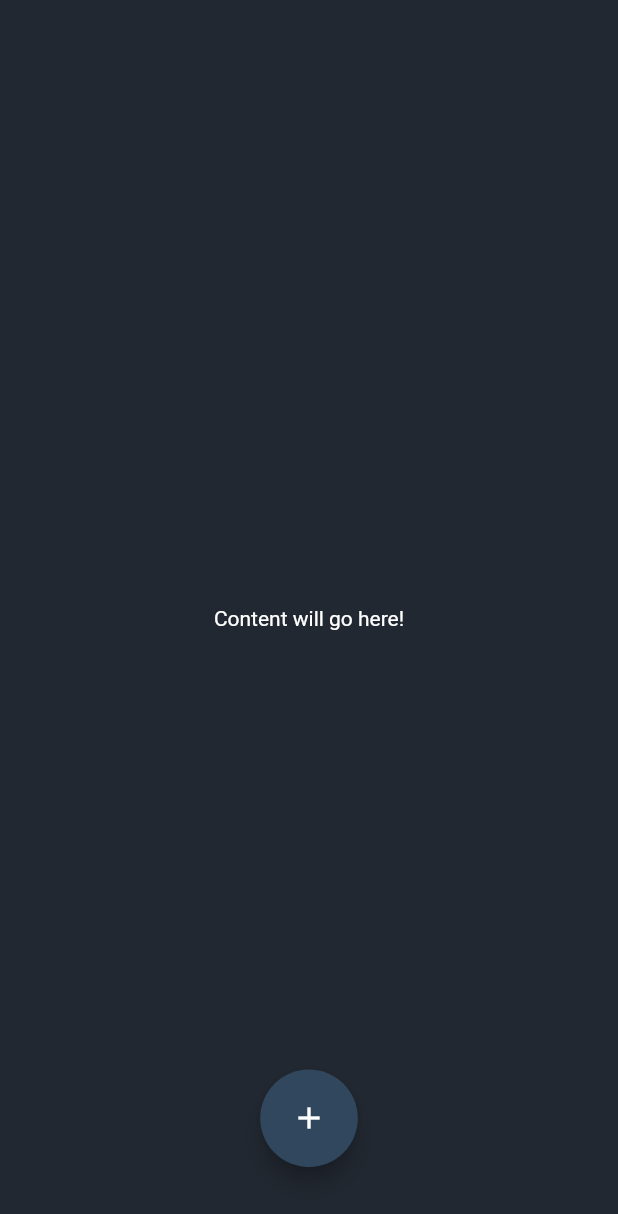
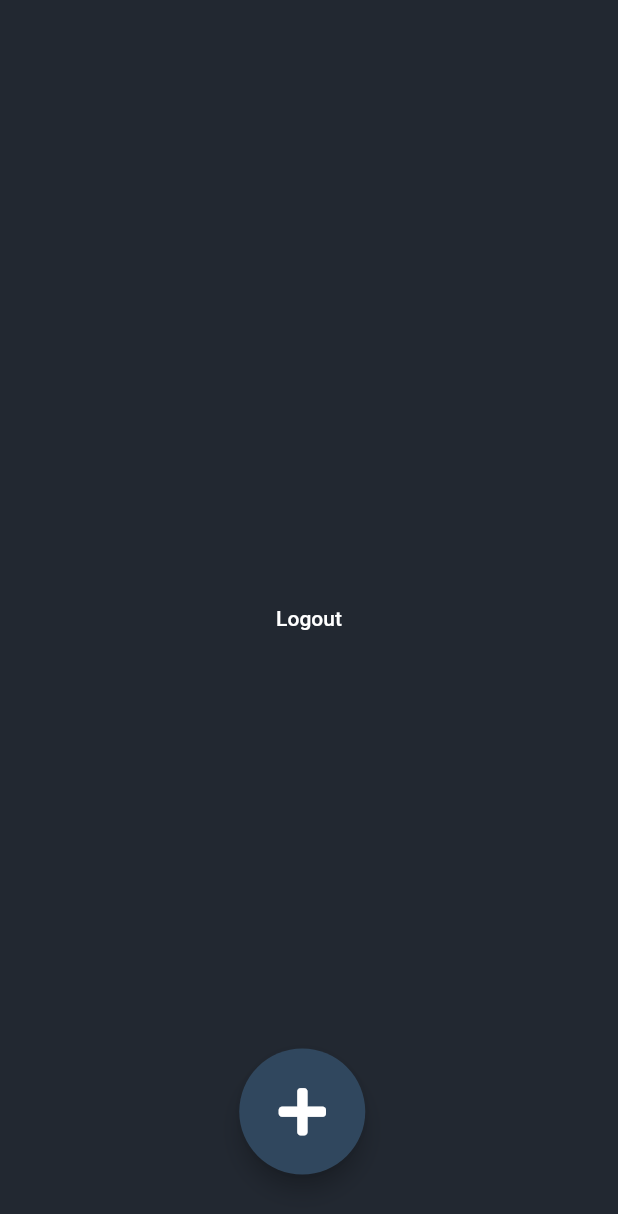
Before and after one commit to Nash0x7E2/KIT, a Flutter app: the screen it shows after launch, after a tap on "Login", after a tap on "God Mode", on a phone screen of 412 x 824 dp. Shown: the top 1214 px of the screen. Run offline on Flutter 3.47's test engine with Material 2 defaults, Android fonts, the phone set to English and light mode, and no system bars; our stand-ins replace cloud_firestore, firebase_auth, font_awesome_flutter; accounts and stored records are empty.

Commit message:
Animation Attempts

```diff
--- a/lib/main.dart
+++ b/lib/main.dart
@@ -1,4 +1,6 @@
+import 'package:firebase_auth/firebase_auth.dart';
 import 'package:flutter/material.dart';
+import 'package:juxt/screens/home.dart';
 import 'package:juxt/screens/login_screen.dart';
 import 'package:juxt/screens/signup_screen.dart';
 import 'package:cloud_firestore/cloud_firestore.dart';
@@ -8,6 +10,18 @@ void main() {
 }
 
 class MyApp extends StatelessWidget {
+  Widget _getScreenID() {
+    return StreamBuilder<FirebaseUser>(
+        stream: FirebaseAuth.instance.onAuthStateChanged,
+        builder: (BuildContext contex, snapShot) {
+          if (snapShot.hasData) {
+            return Home();
+          } else {
+            return LoginScreen();
+          }
+        });
+  }
+
   // This widget is the root of your application.
   @override
   Widget build(BuildContext context) {
@@ -19,10 +33,11 @@ class MyApp extends StatelessWidget {
         scaffoldBackgroundColor: Color(0xff222831),
       ),
       debugShowCheckedModeBanner: false,
-      home: LoginScreen(),
+      home: _getScreenID(),
       routes: {
         LoginScreen.id: (context) => LoginScreen(),
         SignupScreen.id: (context) => SignupScreen(),
+        Home.id: (context) => Home(),
       },
     );
   }
--- a/lib/screens/Home.dart
+++ b/lib/screens/Home.dart
@@ -1,7 +1,12 @@
 import 'package:flutter/material.dart';
 import 'package:firebase_auth/firebase_auth.dart';
+import 'package:font_awesome_flutter/font_awesome_flutter.dart';
+import 'package:juxt/services/auth_service.dart';
+import 'package:juxt/screens/login_screen.dart';
+import 'package:vector_math/vector_math.dart' show radians;
 
 class Home extends StatefulWidget {
+  static final String id = 'home';
   const Home({Key key, this.user}) : super(key: key);
   final FirebaseUser user;
   @override
@@ -12,24 +17,98 @@ class _HomeState extends State<Home> {
   @override
   Widget build(BuildContext context) {
     return Scaffold(
-      body: Center(child: Text('Content will go here!')),
+      body: Center(
+        child: FlatButton(
+          onPressed: () => AuthService.logout(context),
+          child: Text('Logout'),
+        ),
+      ),
       floatingActionButton: Padding(
         padding: const EdgeInsets.all(30.0),
         child: Container(
           height: 65.0,
           width: 65.0,
-          child: FloatingActionButton(
-            //Action to add content
-            onPressed: null,
-            child: Icon(
-              Icons.add,
-              color: Colors.white,
-            ),
-            backgroundColor: Color(0xff30475e),
-          ),
+          child: RadialMenu(),
         ),
       ),
       floatingActionButtonLocation: FloatingActionButtonLocation.centerFloat,
     );
   }
 }
+
+class RadialMenu extends StatefulWidget {
+  createState() => _RadialMenuState();
+}
+
+class _RadialMenuState extends State<RadialMenu>
+    with SingleTickerProviderStateMixin {
+  AnimationController controller;
+
+  @override
+  void initState() {
+    super.initState();
+    controller =
+        AnimationController(duration: Duration(milliseconds: 900), vsync: this);
+  }
+
+  @override
+  Widget build(BuildContext context) {
+    return RadialAnimation(controller: controller);
+  }
+}
+
+class RadialAnimation extends StatelessWidget {
+  final AnimationController controller;
+  RadialAnimation({Key key, this.controller})
+      : scale = Tween<double>(
+          begin: 1.5,
+          end: 0.0,
+        ).animate(
+          CurvedAnimation(parent: controller, curve: Curves.fastOutSlowIn),
+        ),
+        super(key: key);
+
+  final AnimationController animationController;
+  final Animation<double> scale;
+
+  build(context) {
+    return AnimatedBuilder(
+        animation: controller,
+        builder: (context, builder) {
+          return Stack(
+            children: <Widget>[
+              Transform.scale(
+                scale: scale.value - 1,
+                child: FloatingActionButton(
+                  child: Icon(
+                    FontAwesomeIcons.times,
+                    color: Colors.white,
+                  ),
+                  onPressed: _close,
+                  backgroundColor: Color(0xff30475e),
+                ),
+              ),
+              Transform.scale(
+                scale: scale.value,
+                child: FloatingActionButton(
+                  child: Icon(
+                    FontAwesomeIcons.plus,
+                    color: Colors.white,
+                  ),
+                  onPressed: _close,
+                  backgroundColor: Color(0xff30475e),
+                ),
+              ),
+            ],
+          );
+        });
+  }
+
+  _open() {
+    controller.forward();
+  }
+
+  _close() {
+    controller.reverse();
+  }
+}
--- a/lib/screens/login_screen.dart
+++ b/lib/screens/login_screen.dart
@@ -27,10 +27,6 @@ class _LoginScreenState extends State<LoginScreen> {
       } catch (e) {
         print(e.message);
       }
-
-      print(_email);
-      print(_password);
-      //logging in user w/ Firebase
     }
   }
 
--- a/pubspec.yaml
+++ b/pubspec.yaml
@@ -34,6 +34,7 @@ dependencies:
     firebase_auth: ^0.14.0+5
     cloud_firestore: ^0.12.9+5
     google_sign_in: ^3.2.4
+    vector_math: ^2.0.8
 
 dev_dependencies:
     flutter_test:
```
Also changed, not shown: lib/screens/signup_screen.dart (+7 -18 lines), lib/services/auth_service.dart (added, +47 -0 lines), pubspec.lock, 2 other files.
